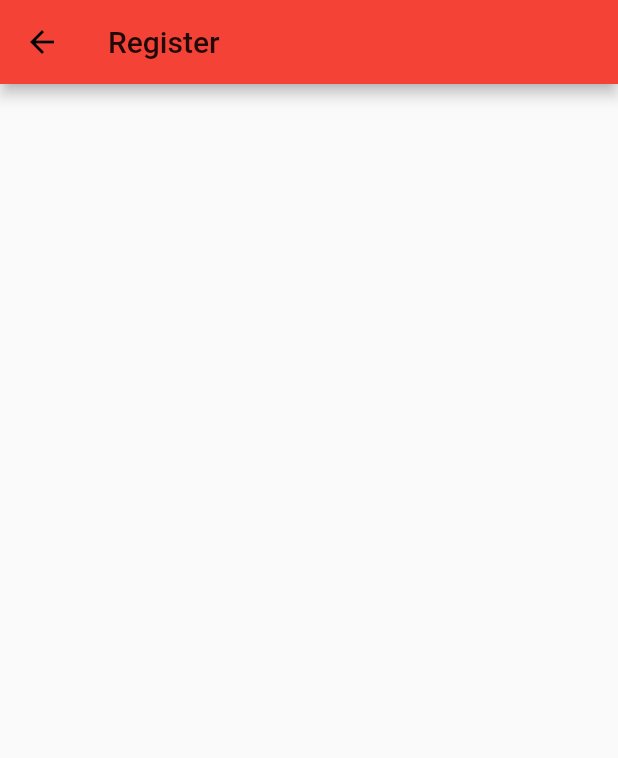
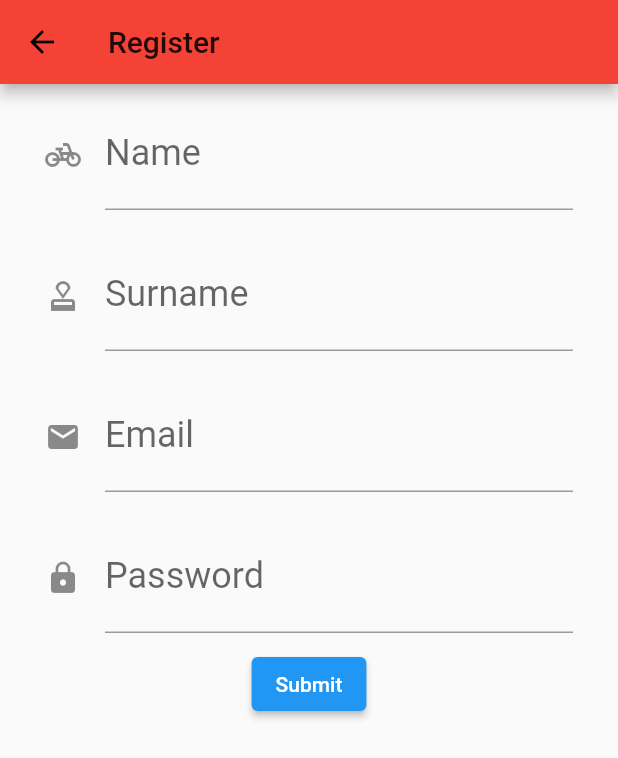
Before and after one commit to Kananontal/ff_mobile, a Flutter app: the Register screen opened by its route, on a phone screen of 412 x 824 dp. Shown: the top 758 px of the screen. Run offline on Flutter 3.47's test engine with Material 2 defaults, Android fonts, the phone set to English and light mode, and no system bars; network calls fail.

Commit message:
update register

```diff
--- a/lib/screen/register.dart
+++ b/lib/screen/register.dart
@@ -9,13 +9,144 @@ class Register extends StatefulWidget {
 }
 
 class _RegisterState extends State<Register> {
+  var name, surname, email, password;
+  final formkey = GlobalKey<FormState>();
   @override
   Widget build(BuildContext context) {
-    return Scaffold(
-      appBar: AppBar(
-        title: Text("Register"),
-        backgroundColor: sColor,
+    return SafeArea(
+      child: Scaffold(
+        appBar: AppBar(
+          title: Text("Register"),
+          backgroundColor: sColor,
+        ),
+        body: Form(
+          key: formkey,
+          child: SingleChildScrollView(
+            child: Column(
+              children: [
+                txtName(),
+                txtSurname(),
+                txtEmail(),
+                txtPassword(),
+                btnSubmit(),
+              ],
+            ),
+          ),
+        ),
       ),
     );
   }
+
+  Widget txtName() {
+    return Container(
+      margin: EdgeInsets.fromLTRB(30, 10, 30, 10),
+      child: TextFormField(
+        style: TextStyle(
+          color: sColor,
+          fontSize: 24,
+        ),
+        decoration: InputDecoration(
+          labelText: 'Name',
+          icon: Icon(Icons.pedal_bike),
+          hintText: 'Input your name',
+        ),
+        validator: (value) {
+          if (value!.length < 6) {
+            return 'กรุณากรอกข้อมูลมากกว่า 6 ตัวอักษร';
+          }
+        },
+        onSaved: (value) {
+          name = value;
+        },
+      ),
+    );
+  }
+
+  Widget txtSurname() {
+    return Container(
+      margin: EdgeInsets.fromLTRB(30, 10, 30, 10),
+      child: TextFormField(
+        style: TextStyle(
+          color: sColor,
+          fontSize: 24,
+        ),
+        decoration: InputDecoration(
+          labelText: 'Surname',
+          icon: Icon(Icons.approval),
+          hintText: 'Input your Surname',
+        ),
+        validator: (value) {
+          if (value!.isEmpty) {
+            return 'กรุณากรอกข้อมูล';
+          } else if (value.length < 3) {
+            return 'กรุณากรอกข้อมูลมาากกว่า 3 ตัว';
+          }
+        },
+        onSaved: (value) {
+          surname = value!.trim();
+        },
+      ),
+    );
+  }
+
+  Widget txtEmail() {
+    return Container(
+      margin: EdgeInsets.fromLTRB(30, 10, 30, 10),
+      child: TextFormField(
+        style: TextStyle(
+          color: sColor,
+          fontSize: 24,
+        ),
+        decoration: InputDecoration(
+          labelText: 'Email',
+          icon: Icon(Icons.email),
+          hintText: 'Input your email',
+        ),
+        keyboardType: TextInputType.emailAddress,
+        validator: (value) {
+          if (!(value!.contains('@'))) {
+            return 'กรุณากรอกข้อมูลตามรูปแบบอีเมลด้วย';
+          } else if (!(value.contains('.'))) {
+            return 'กรุณากรอกข้อมูลตามรูปแบบอีเมลด้วย';
+          }
+        },
+        onSaved: (value) {
+          email = value!.trim();
+        },
+      ),
+    );
+  }
+
+  Widget txtPassword() {
+    return Container(
+      margin: EdgeInsets.fromLTRB(30, 10, 30, 10),
+      child: TextFormField(
+        style: TextStyle(
+          color: sColor,
+          fontSize: 24,
+        ),
+        decoration: InputDecoration(
+          labelText: 'Password',
+          icon: Icon(Icons.lock),
+          hintText: 'Input your password',
+        ),
+        obscureText: true,
+        onSaved: (value) {
+          password= value!.trim();
+        },
+      ),
+    );
+  }
+
+  Widget btnSubmit() {
+    return ElevatedButton(
+      onPressed: () {
+        if (formkey.currentState!.validate()) {
+          formkey.currentState!.save();
+          print("ชื่อ: $name นามสกุล: $surname อีเมลล์: $email พาสเวิร์ด: $password");
+        }
+      },
+      child: Text('Submit'),
+    );
+  }
 }
```
